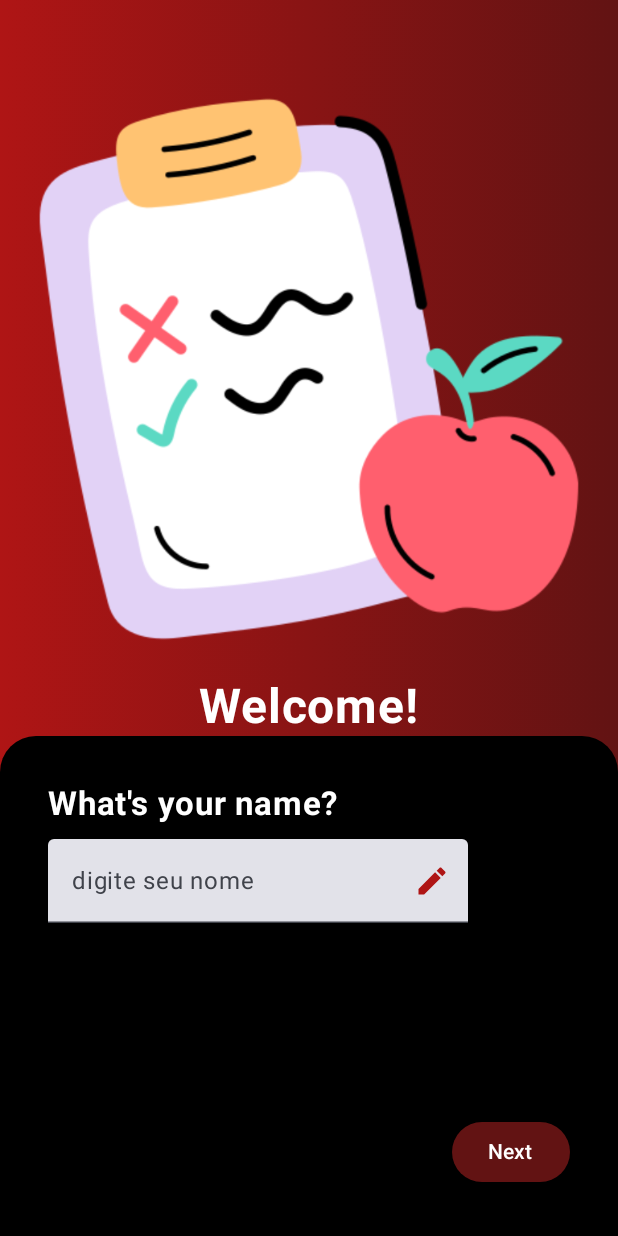
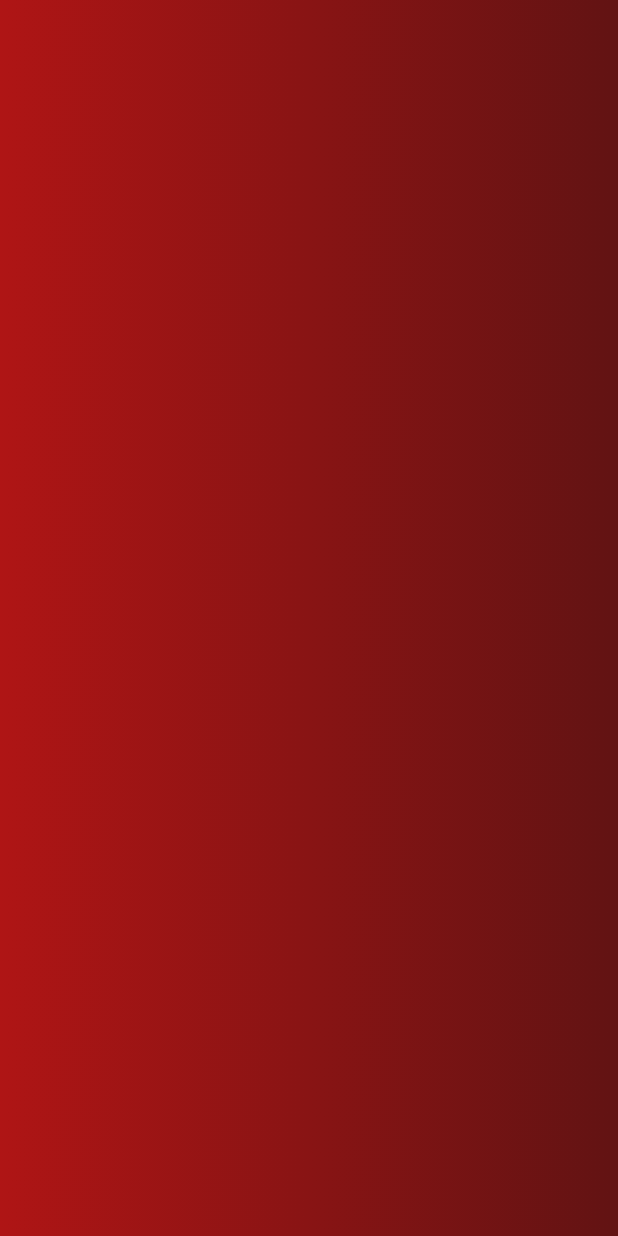
Before and after one commit to Luizx07/BMI, an Android app built with Jetpack Compose: the screen it shows after launch (MainActivity), on a phone screen of 412 x 824 dp. Run offline under Robolectric (Android 15) with nearby library versions, the phone set to English and light mode, and no system bars; 1 statement that could not run was skipped.

Commit message:
comecando tela 2

```diff
--- a/app/src/main/java/br/senai/sp/jandira/imc/MainActivity.kt
+++ b/app/src/main/java/br/senai/sp/jandira/imc/MainActivity.kt
@@ -12,6 +12,7 @@ import androidx.compose.runtime.Composable
 import androidx.compose.ui.Modifier
 import androidx.compose.ui.tooling.preview.Preview
 import br.senai.sp.jandira.imc.screens.HomeScreen
+import br.senai.sp.jandira.imc.screens.UserDataScreen
 import br.senai.sp.jandira.imc.ui.theme.IMCTheme
 
 class MainActivity : ComponentActivity() {
@@ -20,6 +21,7 @@ class MainActivity : ComponentActivity() {
         setContent {
             IMCTheme {
                 HomeScreen()
+                UserDataScreen()
             }
         }
     }
--- /dev/null
+++ b/app/src/main/java/br/senai/sp/jandira/imc/screens/UserDataScreen.kt
@@ -0,0 +1,39 @@
+package br.senai.sp.jandira.imc.screens
+
+import androidx.compose.foundation.background
+import androidx.compose.foundation.layout.Box
+import androidx.compose.foundation.layout.fillMaxSize
+import androidx.compose.foundation.layout.fillMaxWidth
+import androidx.compose.foundation.layout.height
+import androidx.compose.foundation.shape.RoundedCornerShape
+import androidx.compose.material3.Card
+import androidx.compose.material3.CardDefaults
+import androidx.compose.runtime.Composable
+import androidx.compose.ui.Modifier
+import androidx.compose.ui.graphics.Brush
+import androidx.compose.ui.graphics.Color
+import androidx.compose.ui.tooling.preview.Preview
+import androidx.compose.ui.unit.dp
+
+@Composable
+fun UserDataScreen(modifier: Modifier = Modifier) {
+
+    Box(
+        modifier = Modifier
+            .fillMaxSize()
+            .background(
+                brush = Brush.horizontalGradient(
+                    listOf(
+                        Color(0xFFAF1515),
+                        Color(0xFF621313)
+
+                    )
+                )
+            )
+    )
+}
+@Preview(showSystemUi =  true)
+@Composable
+private fun UserDataScreenPreview() {
+    UserDataScreen()
+}
```
